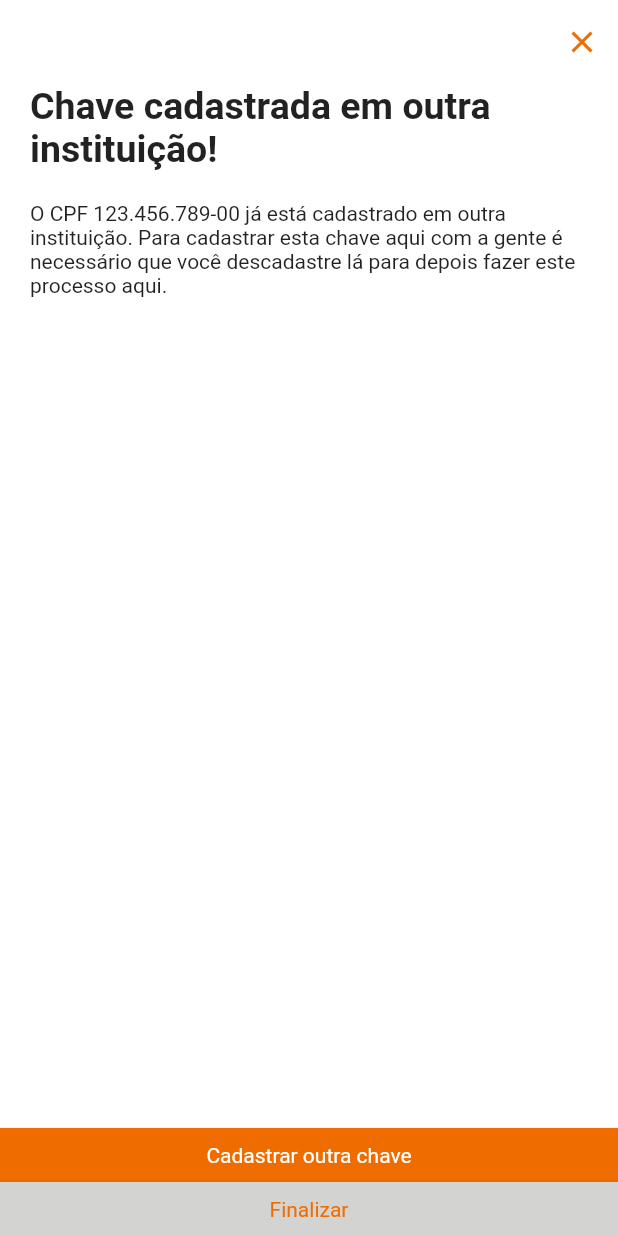
After one commit to viniciusps01/screens-challenge, a Flutter app: the screen it shows after launch, after a tap on "Chave já Cadastrada", on a phone screen of 412 x 824 dp. The commit adds this screen. Run offline on Flutter 3.47's test engine with Material 2 defaults, Android fonts, the phone set to English and light mode, and no system bars.

Commit message:
Added KeyAlreadyRegisteredPage

```diff
--- a/lib/main.dart
+++ b/lib/main.dart
@@ -1,6 +1,7 @@
 import 'package:flutter/material.dart';
 import 'package:screens_challenge/theming/themes.dart';
 import 'package:screens_challenge/ui/pages/home_pix_page/home_pix_page.dart';
+import 'package:screens_challenge/ui/pages/key_already_registered_page/key_already_registered_page.dart';
 import 'package:screens_challenge/ui/pages/key_registering_page/key_registering_page.dart';
 import 'package:screens_challenge/ui/pages/keys_menu_page/keys_menu_page.dart';
 import 'package:screens_challenge/ui/pages/message_page/message_page.dart';
@@ -88,6 +89,13 @@ class Home extends StatelessWidget {
                 const SignupSuccessPage(),
               ),
               child: const Text('Cadastro Realizado'),
+            ),
+            OutlinedButton(
+              onPressed: () => goToPage(
+                context,
+                const KeyAlreadyRegisteredPage(),
+              ),
+              child: const Text('Chave já Cadastrada'),
             )
           ],
         ),
--- /dev/null
+++ b/lib/ui/pages/key_already_registered_page/key_already_registered_page.dart
@@ -0,0 +1,68 @@
+import 'package:flutter/material.dart';
+import 'package:screens_challenge/ui/widgets/grey_button.dart';
+import 'package:screens_challenge/ui/widgets/pix_key.dart';
+
+import '../../widgets/orange_button.dart';
+
+class KeyAlreadyRegisteredPage extends StatelessWidget {
+  const KeyAlreadyRegisteredPage({Key? key}) : super(key: key);
+
+  @override
+  Widget build(BuildContext context) {
+    return Scaffold(
+      appBar: AppBar(
+        automaticallyImplyLeading: false,
+        actions: [
+          IconButton(
+            onPressed: () => Navigator.of(context).pop(),
+            icon: const Icon(Icons.close),
+          )
+        ],
+      ),
+      body: Column(
+        crossAxisAlignment: CrossAxisAlignment.start,
+        children: [
+          Expanded(
+            child: Container(
+              padding: const EdgeInsets.only(
+                left: 20,
+                right: 20,
+                bottom: 10,
+              ),
+              child: Column(
+                crossAxisAlignment: CrossAxisAlignment.start,
+                children: [
+                  Text(
+                    'Chave cadastrada em outra instituição!',
+                    style: Theme.of(context).textTheme.titleLarge,
+                  ),
+                  const SizedBox(height: 20),
+                  const Text('O CPF 123.456.789-00 já está cadastrado'
+                      ' em outra instituição. Para cadastrar esta'
+                      ' chave aqui com a gente é necessário que '
+                      'você descadastre lá para depois fazer este'
+                      ' processo aqui.'),
+                  const SizedBox(height: 10),
+                ],
+              ),
+            ),
+          ),
+          SizedBox(
+            width: double.infinity,
+            child: OrangeButton(
+              onPressed: () {},
+              label: 'Cadastrar outra chave',
+            ),
+          ),
+          SizedBox(
+            width: double.infinity,
+            child: GreyButton(
+              onPressed: () {},
+              label: 'Finalizar',
+            ),
+          )
+        ],
+      ),
+    );
+  }
+}
```
